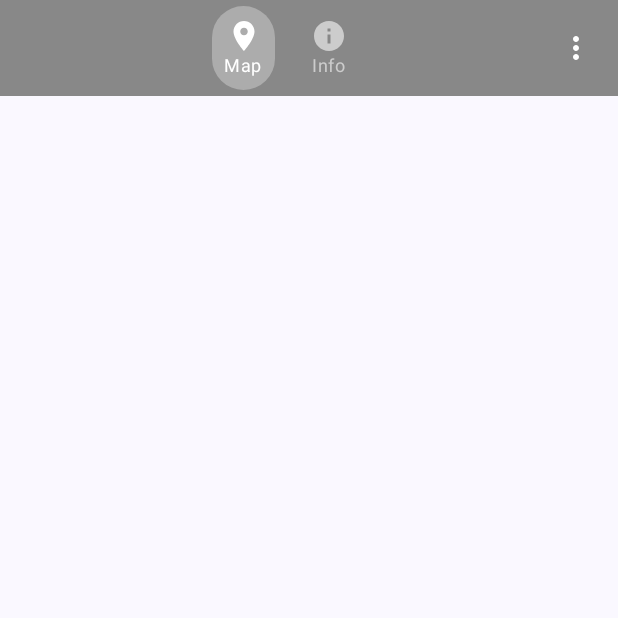
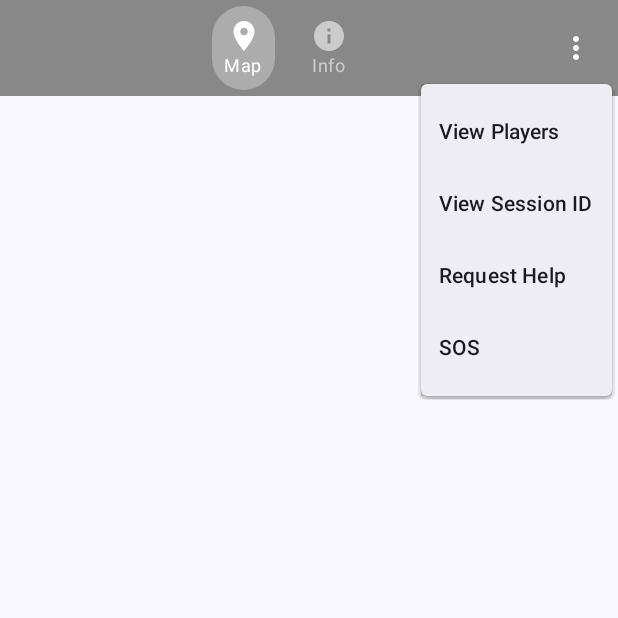
Before and after one commit to Cosmeticgore/Quatermaster, an Android app built with Jetpack Compose: the composable gametopbar shown on its own in the app's theme, after a tap on "Options", on a phone screen of 412 x 824 dp, the top half of it. Run offline under Robolectric (Android 15) with nearby library versions, the phone set to English and light mode, and no system bars; our stand-ins replace Firebase (no records; nobody signed in at launch, a user with empty details on screens opened directly); libraries missing offline, so code that uses them is left out: org.osmdroid.config, org.osmdroid.tileprovider, org.osmdroid.util, org.osmdroid.views; 11 statements that could not run were skipped.

Commit message:
UI done for map and lists

```diff
--- a/FYP_Prototype/app/src/main/java/com/example/fyp_prototype/composefunctions.kt
+++ b/FYP_Prototype/app/src/main/java/com/example/fyp_prototype/composefunctions.kt
@@ -210,7 +210,6 @@ fun site_view_screen(navController: NavController, userdata : AppData, edit: Boo
             }else{
                 topbarwithtext("Sites: Select Site", onBackClick = {navController.navigateUp()})
             }
-
             LazyColumn(
                 modifier = Modifier
                     .weight(1f)
@@ -601,10 +600,11 @@ fun topbarwithtext(String: String, onBackClick: () -> Unit,onAddClick: (() -> Un
 
 @Composable
 @OptIn(ExperimentalMaterial3Api::class)
-fun gametopbar(Button1Click: () -> Unit, Button2Click: () -> Unit, onOptionsClick: () -> Unit, Tab: String = "Map"){
+fun gametopbar(Button1Click: () -> Unit, Button2Click: () -> Unit,pingclick: () -> Unit,urgentpingclick: () -> Unit, sessionClick: () -> Unit, Tab: String = "Map", navController: NavController, Admin: Boolean = false){
     val selectedColor = Color.White
     val unselectedColor = Color.LightGray
     val backgroundColor = Color.Gray
+    var expanded by remember { mutableStateOf(false) }
 
     TopAppBar(
         title = {
@@ -666,13 +666,54 @@ fun gametopbar(Button1Click: () -> Unit, Button2Click: () -> Unit, onOptionsClic
             }
         },
         actions = {
-            // Options (Ellipsis) Button
-            IconButton(onClick = onOptionsClick) {
-                Icon(
-                    imageVector = Icons.Default.MoreVert,
-                    contentDescription = "Options",
-                    tint = Color.White
-                )
+            Box {IconButton(onClick = {expanded = !expanded}) {
+                    Icon(
+                        imageVector = Icons.Default.MoreVert,
+                        contentDescription = "Options",
+                        tint = Color.White
+                    )
+                }
+                DropdownMenu(expanded = expanded,
+                    onDismissRequest = {expanded = false}) {
+                    DropdownMenuItem(
+                        text = { Text("View Players") },
+                        onClick = {
+                            navController.navigate("players")
+                            expanded = false
+                        }
+                    )
+                    DropdownMenuItem(
+                        text = { Text("View Session ID") },
+                        onClick = {
+                            sessionClick()
+                            expanded = false
+                        }
+                    )
+                    if (Admin == true){
+                        DropdownMenuItem(
+                            text = { Text("Select Game") },
+                            onClick = {
+                                navController.navigate("selectSite")
+                                expanded = false
+                            }
+                        )
+                    }
+                    DropdownMenuItem(
+                        text = { Text("Request Help") },
+                        onClick = {
+                            pingclick()
+                            expanded = false
+                        }
+                    )
+                    DropdownMenuItem(
+                        text = { Text("SOS") },
+                        onClick = {
+                            urgentpingclick()
+                            expanded = false
+                        }
+                    )
+
+                }
             }
         },
         modifier = Modifier.background(backgroundColor),
--- a/FYP_Prototype/app/src/main/java/com/example/fyp_prototype/requestPermissions.kt
+++ /dev/null
@@ -1 +0,0 @@
-package com.example.fyp_prototype
```
Also changed, not shown: FYP_Prototype/app/src/main/java/com/example/fyp_prototype/MainActivity.kt (+60 -125 lines), FYP_Prototype/app/src/main/java/com/example/fyp_prototype/game.kt (line endings or trailing spaces).
